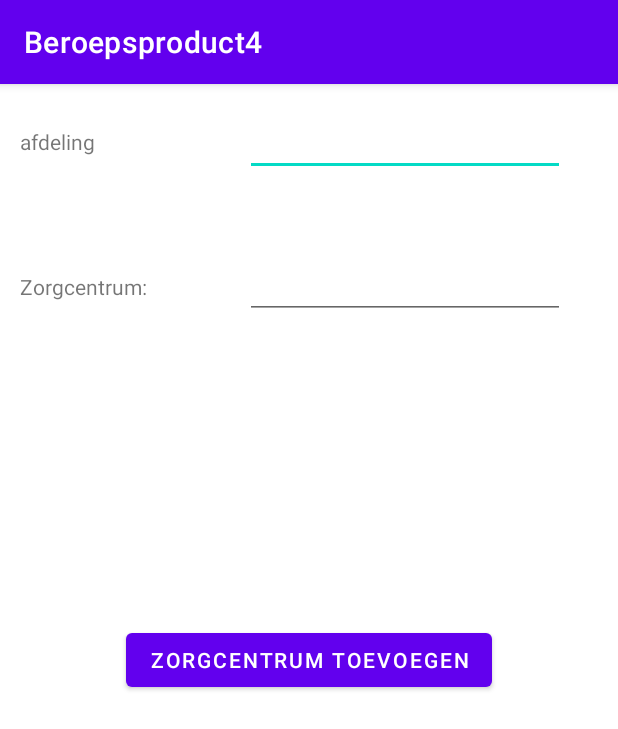
After one commit to Gabrielle-Spits/Rollator, an Android app: the ZorgcentrumToevoegenActivity screen opened directly, with no data from a screen before it, on a phone screen of 412 x 824 dp. The commit adds this screen. Shown: the top 729 px of the screen. Run offline under Robolectric (Android 15) with nearby library versions, the phone set to English and light mode, and no system bars.

Commit message:
zorgcentrum_read and insert

```diff
--- a/app/src/main/AndroidManifest.xml
+++ b/app/src/main/AndroidManifest.xml
@@ -12,6 +12,9 @@
         android:theme="@style/Theme.Beroepsproduct4"
         tools:targetApi="31">
         <activity
+            android:name=".schermen.wooncentrum.ZorgcentrumToevoegenActivity"
+            android:exported="false" />
+        <activity
             android:name=".MainActivity"
             android:exported="true">
             <intent-filter>
--- /dev/null
+++ b/app/src/main/java/com/example/beroepsproduct4/database/DataDBHelper.java
@@ -0,0 +1,58 @@
+package com.example.beroepsproduct4.database;
+
+import android.content.ContentValues;
+import android.content.Context;
+import android.database.SQLException;
+import android.database.sqlite.SQLiteDatabase;
+import android.database.sqlite.SQLiteOpenHelper;
+
+import androidx.annotation.NonNull;
+
+import com.example.beroepsproduct4.model.Zorgcentrum;
+
+
+public class DataDBHelper extends SQLiteOpenHelper {
+    public static final int DATABASE_VERSION = 1;
+    public static final String DATABASE_NAME = "Beroepsproduc4.db";
+
+    private static final String SQL_CREATE_Zorgcentrum = "create table " + RollatorDataContract.Zorgcentrums.TABLE_NAME + " (" +
+            RollatorDataContract.Zorgcentrums.Column_NAME_Afdeling + " text NOT NULL ," +
+            RollatorDataContract.Zorgcentrums.COLUMN_NAME_Zorgcentrum + " text NOT NULL," +
+            "PRIMARY KEY (" + RollatorDataContract.Zorgcentrums.Column_NAME_Afdeling +"," + RollatorDataContract.Zorgcentrums.COLUMN_NAME_Zorgcentrum + "))";
+
+
+    public DataDBHelper(Context context){
+        super(context, DATABASE_NAME, null, DATABASE_VERSION);
+    }
+
+    public long insertZorcentrum(Zorgcentrum zorgcentrum) {
+        long result = 0;
+        try {
+            SQLiteDatabase db = this.getReadableDatabase();
+            ContentValues values = new ContentValues();
+            values.put(RollatorDataContract.Zorgcentrums.Column_NAME_Afdeling, zorgcentrum.getAfdeling());
+            values.put(RollatorDataContract.Zorgcentrums.COLUMN_NAME_Zorgcentrum, zorgcentrum.getZorgcentrum());
+            result = db.insert(RollatorDataContract.Zorgcentrums.TABLE_NAME, null, values);
+            System.out.println(result);
+
+        } catch (SQLException sqlex) {
+            sqlex.getMessage();
+        }
+        return result;
+    }
+
+
+
+    @Override
+    public void onCreate(@NonNull SQLiteDatabase db) {
+        db.execSQL(SQL_CREATE_Zorgcentrum);
+
+    }
+
+    @Override
+    public void onUpgrade(SQLiteDatabase db, int oldVersion, int newVersion){
+    }
+
+
+
+}
--- /dev/null
+++ b/app/src/main/java/com/example/beroepsproduct4/schermen/wooncentrum/ZorgcentrumToevoegenActivity.java
@@ -0,0 +1,45 @@
+package com.example.beroepsproduct4.schermen.wooncentrum;
+
+import androidx.appcompat.app.AppCompatActivity;
+
+import android.content.Intent;
+import android.os.Bundle;
+import android.widget.Button;
+import android.widget.EditText;
+
+import com.example.beroepsproduct4.MainActivity;
+import com.example.beroepsproduct4.R;
+import com.example.beroepsproduct4.database.DataDBHelper;
+import com.example.beroepsproduct4.model.Zorgcentrum;
+
+public class ZorgcentrumToevoegenActivity extends AppCompatActivity {
+    private final DataDBHelper dbHelper = new DataDBHelper(this);
+
+    @Override
+    protected void onCreate(Bundle savedInstanceState) {
+        super.onCreate(savedInstanceState);
+        setContentView(R.layout.activity_zorgcentrum_toevoegen);
+
+        EditText edttxtAfdeling = findViewById(R.id.edttxtAfdeling);
+        EditText edttxtZorgcenturm = findViewById(R.id.edttxtZorgcenturm);
+        Button btnZorgcentrumToevoegen = findViewById(R.id.btnZorgcentrumToevoegen);
+        btnZorgcentrumToevoegen.setOnClickListener(v->{
+            String afdeling = edttxtAfdeling.getText().toString();
+            String zorcentrum = edttxtZorgcenturm.getText().toString();
+
+            if(afdeling.isEmpty() || zorcentrum.isEmpty()){
+
+            } else {
+                Zorgcentrum zorgcentrum = new Zorgcentrum(afdeling,zorcentrum);
+                long result = dbHelper.insertZorcentrum(zorgcentrum);
+                if (result == -1 || result == 0){
+
+                }else {
+                    Intent intent = new Intent(v.getContext(), MainActivity.class);
+                    startActivity(intent);
+                }
+            }
+        });
+    }
+
+}
--- /dev/null
+++ b/app/src/main/res/layout/activity_zorgcentrum_toevoegen.xml
@@ -0,0 +1,76 @@
+<?xml version="1.0" encoding="utf-8"?>
+<androidx.constraintlayout.widget.ConstraintLayout xmlns:android="http://schemas.android.com/apk/res/android"
+    xmlns:app="http://schemas.android.com/apk/res-auto"
+    xmlns:tools="http://schemas.android.com/tools"
+    android:layout_width="match_parent"
+    android:layout_height="match_parent"
+    tools:context=".schermen.wooncentrum.ZorgcentrumToevoegenActivity">
+
+    <TableLayout
+        android:id="@+id/tableLayout2"
+        android:layout_width="match_parent"
+        android:layout_height="match_parent"
+        app:layout_constraintBottom_toBottomOf="parent"
+        app:layout_constraintTop_toTopOf="parent"
+        android:layout_marginTop="20px"
+        android:layout_marginLeft="20px"
+        app:layout_constraintVertical_bias="0.0"
+        tools:layout_editor_absoluteX="-16dp">
+
+        <TableRow
+            android:layout_width="match_parent"
+            android:layout_height="match_parent"
+            android:paddingBottom="50dp">
+
+
+            <TextView
+                android:id="@+id/txtvwafdeling"
+                android:layout_width="wrap_content"
+                android:layout_height="wrap_content"
+                android:paddingRight="100dp"
+                android:text="@string/afdeling"
+                tools:ignore="RtlSymmetry" />
+
+            <EditText
+                android:id="@+id/edttxtAfdeling"
+                android:layout_width="wrap_content"
+                android:layout_height="wrap_content"
+                android:ems="10"
+                android:inputType="textPersonName"
+                android:minHeight="48dp"
+                tools:ignore="SpeakableTextPresentCheck" />
+        </TableRow>
+
+        <TableRow
+            android:layout_width="match_parent"
+            android:layout_height="match_parent">
+
+            <TextView
+                android:id="@+id/txtvwZorgcentrum"
+                android:layout_width="wrap_content"
+                android:layout_height="wrap_content"
+                android:text="@string/zorgcentrum" />
+
+            <EditText
+                android:id="@+id/edttxtZorgcenturm"
+                android:layout_width="match_parent"
+                android:layout_height="wrap_content"
+                android:ems="10"
+                android:inputType="textPersonName"
+                tools:ignore="SpeakableTextPresentCheck,TouchTargetSizeCheck" />
+        </TableRow>
+
+
+    </TableLayout>
+
+    <Button
+        android:id="@+id/btnZorgcentrumToevoegen"
+        android:layout_width="wrap_content"
+        android:layout_height="wrap_content"
+        android:text="Zorgcentrum toevoegen"
+        app:layout_constraintBottom_toBottomOf="@+id/tableLayout2"
+        app:layout_constraintEnd_toEndOf="parent"
+        app:layout_constraintStart_toStartOf="parent"
+        app:layout_constraintTop_toTopOf="parent" />
+
+</androidx.constraintlayout.widget.ConstraintLayout>
--- a/app/src/main/res/values/strings.xml
+++ b/app/src/main/res/values/strings.xml
@@ -2,4 +2,9 @@
     <string name="app_name">Beroepsproduct4</string>
     <!-- TODO: Remove or change this placeholder text -->
     <string name="hello_blank_fragment">Hello blank fragment</string>
+    <string name="kies_zorgcentrum_afdeling">Kies zorgcentrum + afdeling</string>
+    <string name="voeg_zorgcentrum_toe">Voeg zorgcentrum toe</string>
+    <string name="afdeling">afdeling</string>
+    <string name="zorgcentrum">Zorgcentrum:</string>
+    <string name="zorgcentrum1">Zorgcentrum</string>
 </resources>
```
Also changed, not shown: app/src/main/java/com/example/beroepsproduct4/MainActivity.java (+12 -0 lines), app/src/main/java/com/example/beroepsproduct4/WooncentrumListFragment.java (deleted, +0 -26 lines), app/src/main/java/com/example/beroepsproduct4/database/RollatorDataContract.java (added, +18 -0 lines), app/src/main/java/com/example/beroepsproduct4/model/Oudergegevens.java (added, +31 -0 lines), app/src/main/java/com/example/beroepsproduct4/model/Rollatorgegevens.java (added, +25 -0 lines), app/src/main/java/com/example/beroepsproduct4/model/Rollatorhoortbij.java (added, +22 -0 lines), app/src/main/java/com/example/beroepsproduct4/model/Zorgcentrum.java (added, +31 -0 lines), app/src/main/java/com/example/beroepsproduct4/schermen/wooncentrum/WooncentrumListFragment.java (added, +71 -0 lines), app/src/main/java/com/example/beroepsproduct4/util/ZorcentrumArrayAdapter.java (added, +52 -0 lines), app/src/main/res/layout/activity_main.xml (+14 -12 lines), app/src/main/res/layout/fragment_wooncentrum_list.xml (+6 -5 lines), app/src/main/res/layout/zorgcentrum_list_adapter.xml (added, +33 -0 lines).
